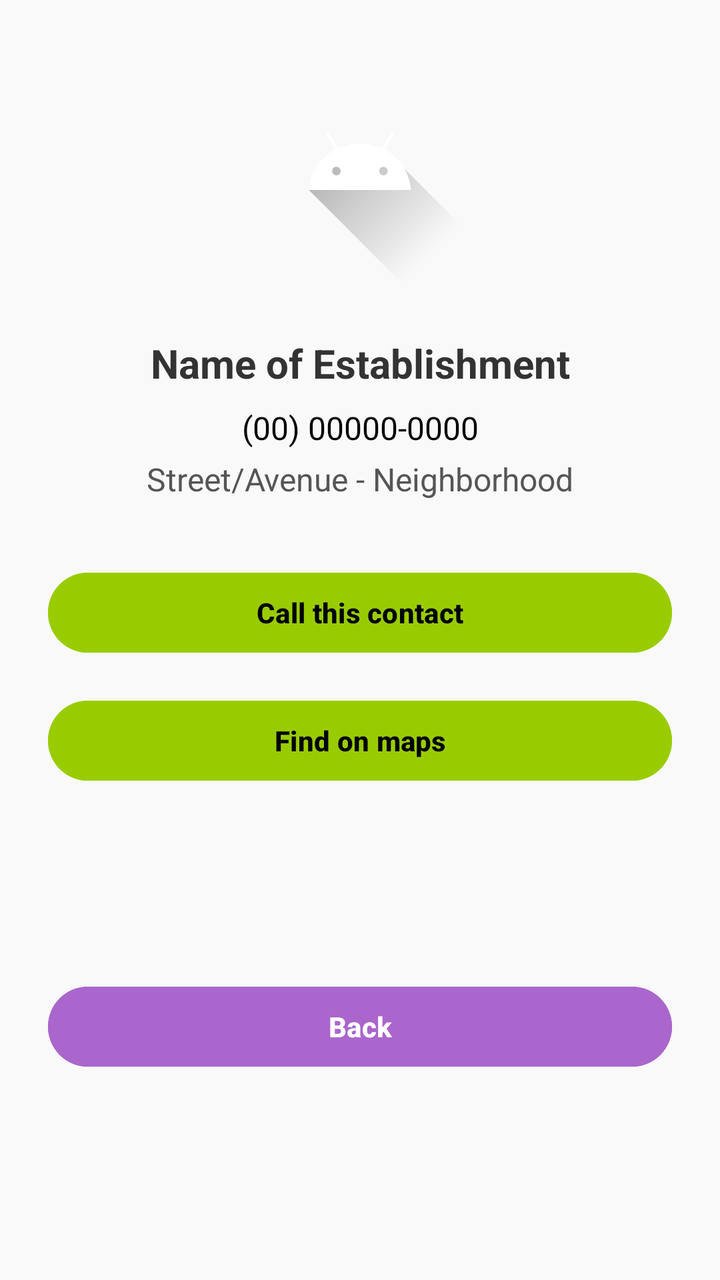
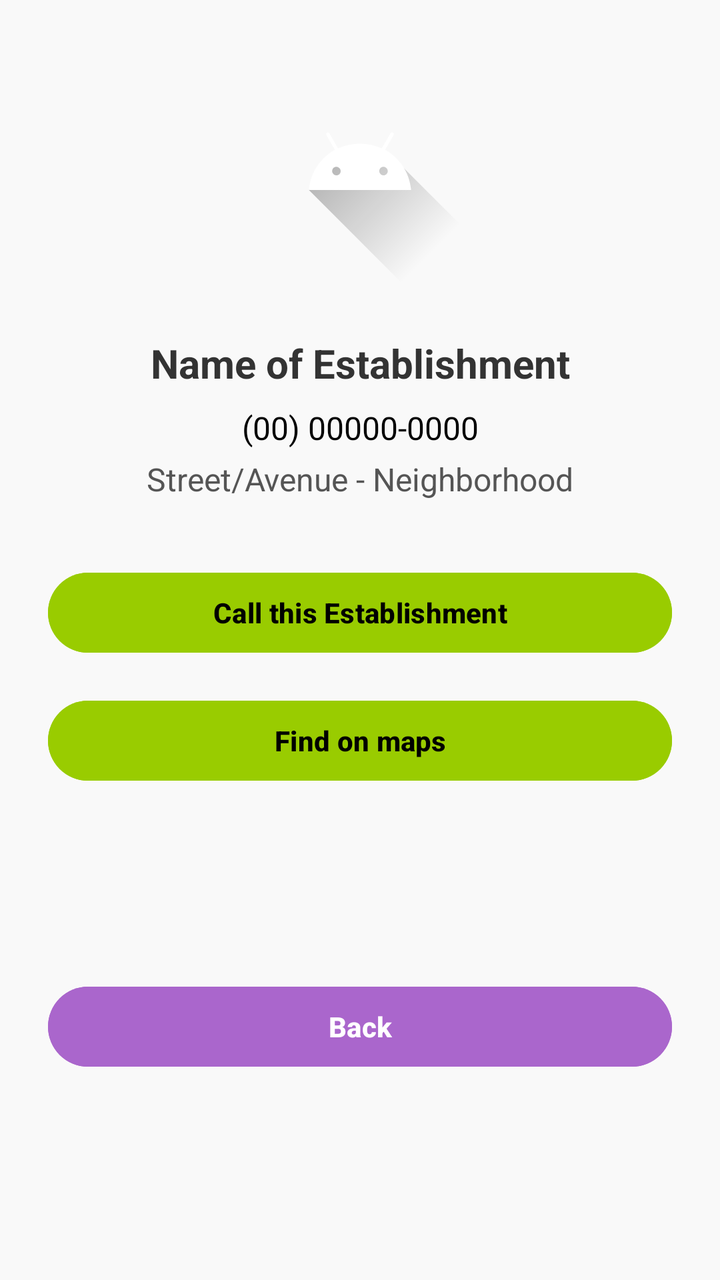

The first picture is an Android layout as it rendered before a commit; the second is the same layout after the commit. The layout source and the unified diff follow.
<!-- AndroidManifest.xml: application theme Theme.AgendaApp -->
<!-- res/layout/activity_detalhe_estabelecimento.xml -->
<?xml version="1.0" encoding="utf-8"?>
<androidx.constraintlayout.widget.ConstraintLayout
    xmlns:android="http://schemas.android.com/apk/res/android"
    xmlns:app="http://schemas.android.com/apk/res-auto"
    android:layout_width="match_parent"
    android:layout_height="match_parent"
    android:background="#F9F9F9"
    android:padding="24dp">

    <ImageView
        android:id="@+id/imgFoto"
        android:layout_width="120dp"
        android:layout_height="120dp"
        android:src="@drawable/ic_launcher_foreground"
        android:scaleType="centerCrop"
        app:layout_constraintTop_toTopOf="parent"
        app:layout_constraintStart_toStartOf="parent"
        app:layout_constraintEnd_toEndOf="parent" />

    <TextView
        android:id="@+id/tvNome"
        android:layout_width="wrap_content"
        android:layout_height="wrap_content"
        android:text="@string/name_of_establishment"
        android:textSize="20sp"
        android:textStyle="bold"
        android:textColor="#333"
        android:layout_marginTop="24dp"
        app:layout_constraintTop_toBottomOf="@id/imgFoto"
        app:layout_constraintStart_toStartOf="parent"
        app:layout_constraintEnd_toEndOf="parent" />

    <TextView
        android:id="@+id/tvTelefone"
        android:layout_width="wrap_content"
        android:layout_height="wrap_content"
        android:text="(00) 00000-0000"
        android:textSize="16sp"
        android:layout_marginTop="8dp"
        app:layout_constraintTop_toBottomOf="@id/tvNome"
        app:layout_constraintStart_toStartOf="parent"
        app:layout_constraintEnd_toEndOf="parent" />

    <TextView
        android:id="@+id/tvLocalizacao"
        android:layout_width="wrap_content"
        android:layout_height="wrap_content"
        android:text="@string/street_avenue_neighborhood"
        android:textSize="16sp"
        android:textColor="#555"
        android:layout_marginTop="4dp"
        app:layout_constraintTop_toBottomOf="@id/tvTelefone"
        app:layout_constraintStart_toStartOf="parent"
        app:layout_constraintEnd_toEndOf="parent" />

    <Button
        android:id="@+id/btnLigar"
        android:layout_width="0dp"
        android:layout_height="wrap_content"
        android:text="@string/call_this_contact"
        android:backgroundTint="@android:color/holo_green_light"
        android:textColor="#000"
        android:textStyle="bold"
        android:elevation="4dp"
        android:layout_marginTop="32dp"
        app:layout_constraintTop_toBottomOf="@id/tvLocalizacao"
        app:layout_constraintStart_toStartOf="parent"
        app:layout_constraintEnd_toEndOf="parent" />

    <Button
        android:id="@+id/btnLocalizacao"
        android:layout_width="0dp"
        android:layout_height="wrap_content"
        android:text="@string/find_on_maps"
        android:backgroundTint="@android:color/holo_green_light"
        android:textColor="#000"
        android:textStyle="bold"
        android:elevation="4dp"
        android:layout_marginTop="16dp"
        app:layout_constraintTop_toBottomOf="@id/btnLigar"
        app:layout_constraintStart_toStartOf="parent"
        app:layout_constraintEnd_toEndOf="parent" />

    
    <Button
        android:id="@+id/btnVoltar"
        android:layout_width="0dp"
        android:layout_height="wrap_content"
        android:text="@string/back"
        android:backgroundTint="@android:color/holo_purple"
        android:textColor="#FFF"
        android:textStyle="bold"
        android:elevation="2dp"
        android:layout_marginTop="16dp"
        app:layout_constraintTop_toBottomOf="@id/btnLocalizacao"
        app:layout_constraintStart_toStartOf="parent"
        app:layout_constraintEnd_toEndOf="parent"
        app:layout_constraintBottom_toBottomOf="parent" />

</androidx.constraintlayout.widget.ConstraintLayout>
<!-- resources referenced by this layout -->
<resources>
  <!-- drawable ic_launcher_foreground (drawable) -->
  <vector xmlns:android="http://schemas.android.com/apk/res/android"
      xmlns:aapt="http://schemas.android.com/aapt"
      android:width="108dp"
      android:height="108dp"
      android:viewportWidth="108"
      android:viewportHeight="108">
      <path android:pathData="M31,63.928c0,0 6.4,-11 12.1,-13.1c7.2,-2.6 26,-1.4 26,-1.4l38.1,38.1L107,108.928l-32,-1L31,63.928z">
          <aapt:attr name="android:fillColor">
              <gradient
                  android:endX="85.84757"
                  android:endY="92.4963"
                  android:startX="42.9492"
                  android:startY="49.59793"
                  android:type="linear">
                  <item
                      android:color="#44000000"
                      android:offset="0.0" />
                  <item
                      android:color="#00000000"
                      android:offset="1.0" />
              </gradient>
          </aapt:attr>
      </path>
      <path
          android:fillColor="#FFFFFF"
          android:fillType="nonZero"
          android:pathData="M65.3,45.828l3.8,-6.6c0.2,-0.4 0.1,-0.9 -0.3,-1.1c-0.4,-0.2 -0.9,-0.1 -1.1,0.3l-3.9,6.7c-6.3,-2.8 -13.4,-2.8 -19.7,0l-3.9,-6.7c-0.2,-0.4 -0.7,-0.5 -1.1,-0.3C38.8,38.328 38.7,38.828 38.9,39.228l3.8,6.6C36.2,49.428 31.7,56.028 31,63.928h46C76.3,56.028 71.8,49.428 65.3,45.828zM43.4,57.328c-0.8,0 -1.5,-0.5 -1.8,-1.2c-0.3,-0.7 -0.1,-1.5 0.4,-2.1c0.5,-0.5 1.4,-0.7 2.1,-0.4c0.7,0.3 1.2,1 1.2,1.8C45.3,56.528 44.5,57.328 43.4,57.328L43.4,57.328zM64.6,57.328c-0.8,0 -1.5,-0.5 -1.8,-1.2s-0.1,-1.5 0.4,-2.1c0.5,-0.5 1.4,-0.7 2.1,-0.4c0.7,0.3 1.2,1 1.2,1.8C66.5,56.528 65.6,57.328 64.6,57.328L64.6,57.328z"
          android:strokeWidth="1"
          android:strokeColor="#00000000" />
  </vector>
  <string name="back">Back</string>
  <string name="call_this_contact">Call this contact</string>
  <string name="find_on_maps">Find on maps</string>
  <string name="name_of_establishment">Name of Establishment</string>
  <string name="street_avenue_neighborhood">Street/Avenue - Neighborhood</string>
  <style name="Theme.AgendaApp" parent="Base.Theme.AgendaApp" />
  <style name="Base.Theme.AgendaApp" parent="Theme.Material3.Light.NoActionBar">
          <item name="colorPrimary">@color/teal_500</item>
          <item name="colorOnPrimary">@android:color/white</item>
          <item name="colorPrimaryContainer">@color/teal_200</item>
          <item name="android:colorBackground">@color/white</item>
          <item name="android:textColor">@color/black</item>
      </style>
  <color name="teal_500">#009688</color>
  <color name="teal_200">#043C35</color>
  <color name="white">#FFFFFF</color>
  <color name="black">#000000</color>
</resources>

<!-- the commit's change to res/layout/activity_detalhe_estabelecimento.xml (unified diff, before → after) -->
@@ -57,7 +57,7 @@
         android:id="@+id/btnLigar"
         android:layout_width="0dp"
         android:layout_height="wrap_content"
-        android:text="@string/call_this_contact"
+        android:text="@string/call_this_establishment"
         android:backgroundTint="@android:color/holo_green_light"
         android:textColor="#000"
         android:textStyle="bold"
<!-- resource entries referenced after the edit -->
@@ -32,7 +32,7 @@
           android:strokeColor="#00000000" />
   </vector>
   <string name="back">Back</string>
-  <string name="call_this_contact">Call this contact</string>
+  <string name="call_this_establishment">Call this Establishment</string>
   <string name="find_on_maps">Find on maps</string>
   <string name="name_of_establishment">Name of Establishment</string>
   <string name="street_avenue_neighborhood">Street/Avenue - Neighborhood</string>
